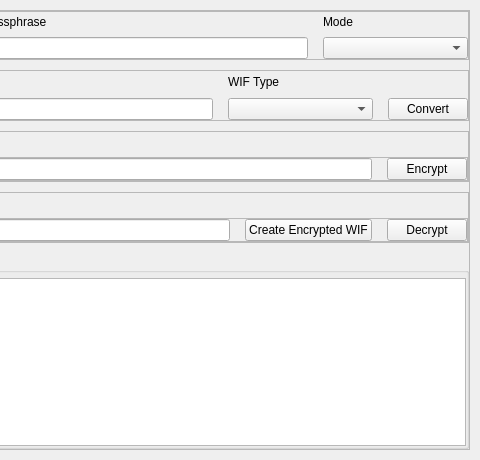
Above: desktop/ui/bip38.ui from talonlab/bip38-desktop before the change; both pictures show x 324 to 804 and y 0 to 460 of the 804 by 460 pixel window. Below: the same form after it.
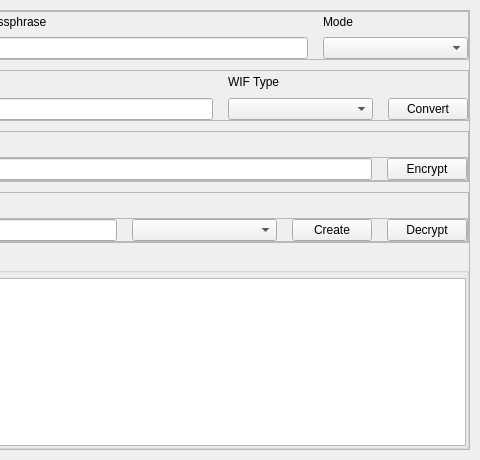
That is the form after the change. The open tabs and pages were chosen to show the change.

Commit message: Update: confirmation and create encrypted WIF

```diff
--- a/desktop/ui/bip38.ui
+++ b/desktop/ui/bip38.ui
@@ -1591,13 +1591,26 @@
                 <item>
                  <widget class="QLineEdit" name="decryptWIFQLineEdit"/>
                 </item>
+                <item>
+                 <widget class="QComboBox" name="createEncryptedWIFTypeQComboBox">
+                  <property name="minimumSize">
+                   <size>
+                    <width>145</width>
+                    <height>0</height>
+                   </size>
+                  </property>
+                  <property name="placeholderText">
+                   <string>(Select)</string>
+                  </property>
+                 </widget>
+                </item>
                 <item>
                  <widget class="QPushButton" name="createEncryptedWIFQPushButton">
                   <property name="cursor">
                    <cursorShape>PointingHandCursor</cursorShape>
                   </property>
                   <property name="text">
-                   <string>Create Encrypted WIF</string>
+                   <string>Create</string>
                   </property>
                  </widget>
                 </item>
```
Left out of the diff: 2 changed lines with no effect on the pictures. The commit also changes 3 other files.
